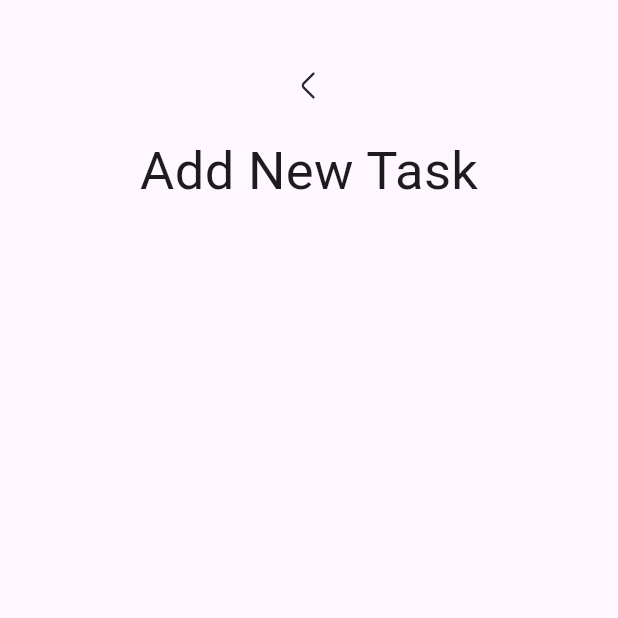
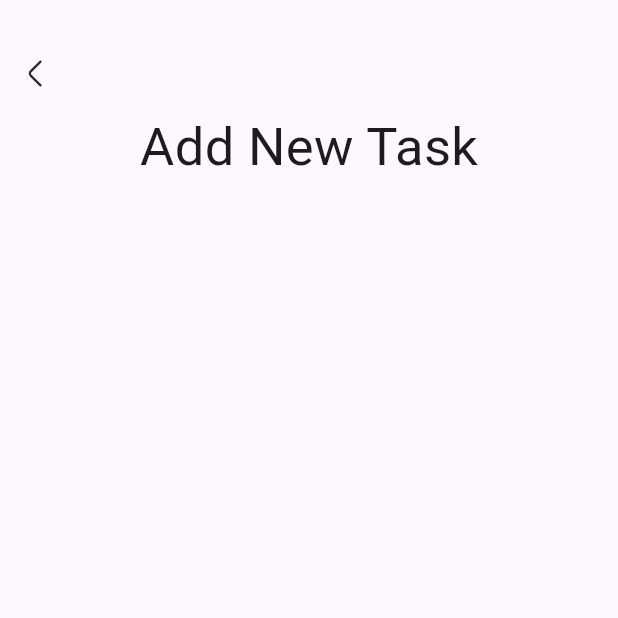
Before and after one commit to ahmdZhran/to_do, a Flutter app: the AddTaskView screen opened by its route, on a phone screen of 412 x 824 dp, the top half of it. Run offline on Flutter 3.47's test engine with Material 3 defaults, Android fonts, the phone set to English and light mode, and no system bars; our stand-ins replace flutter_svg, lottie; Roboto replaces fonts that are missing (Kanit-ExtraLight).

Commit message:
refactor our code

```diff
--- a/lib/features/add_task/presentation/views/add_task_view.dart
+++ b/lib/features/add_task/presentation/views/add_task_view.dart
@@ -1,6 +1,7 @@
 import 'package:flutter/material.dart';
 import 'package:flutter_svg/flutter_svg.dart';
 import 'package:to_do/core/utls/assets.dart';
+import 'package:to_do/features/add_task/presentation/widgets/back_to_home_view.dart';
 import 'package:to_do/features/add_task/presentation/widgets/head_add_task_text.dart';
 
 class AddTaskView extends StatelessWidget {
@@ -8,22 +9,17 @@ class AddTaskView extends StatelessWidget {
 
   @override
   Widget build(BuildContext context) {
-    return SafeArea(
+    return const SafeArea(
       child: Scaffold(
         body: CustomScrollView(
           slivers: [
-            const SliverToBoxAdapter(
+            SliverToBoxAdapter(
               child: SizedBox(height: 25),
             ),
             SliverToBoxAdapter(
-              child: IconButton(
-                  onPressed: () {},
-                  icon: IconButton(
-                    onPressed: () {},
-                    icon: SvgPicture.asset(AppAssets.customArrowIcon),
-                  )),
+              child: BackToHomeView(),
             ),
-            const SliverToBoxAdapter(
+            SliverToBoxAdapter(
               child: HeadAddTaskVeiwText(),
             ),
           ],
--- /dev/null
+++ b/lib/features/add_task/presentation/widgets/back_to_home_view.dart
@@ -0,0 +1,22 @@
+import 'package:flutter/material.dart';
+import 'package:flutter_svg/svg.dart';
+import 'package:to_do/core/utls/assets.dart';
+
+class BackToHomeView extends StatelessWidget {
+  const BackToHomeView({
+    super.key,
+  });
+
+  @override
+  Widget build(BuildContext context) {
+    return Align(
+      alignment: Alignment.topLeft,
+      child: IconButton(
+        onPressed: () {
+          Navigator.pop(context);
+        },
+        icon: SvgPicture.asset(AppAssets.customArrowIcon),
+      ),
+    );
+  }
+}
--- a/pubspec.yaml
+++ b/pubspec.yaml
@@ -64,8 +64,8 @@ flutter:
   fonts:
     - family: Kanit
       fonts:
-        - asset: assets/fonts/
-  #       - asset: fonts/Schyler-Italic.ttf
+        - asset: assets/fonts/Kanit-ExtraLight.ttf
+        - asset: assets/fonts/Kanit-Regular.ttf
   #         style: italic
   #   - family: Trajan Pro
   #     fonts:
```
